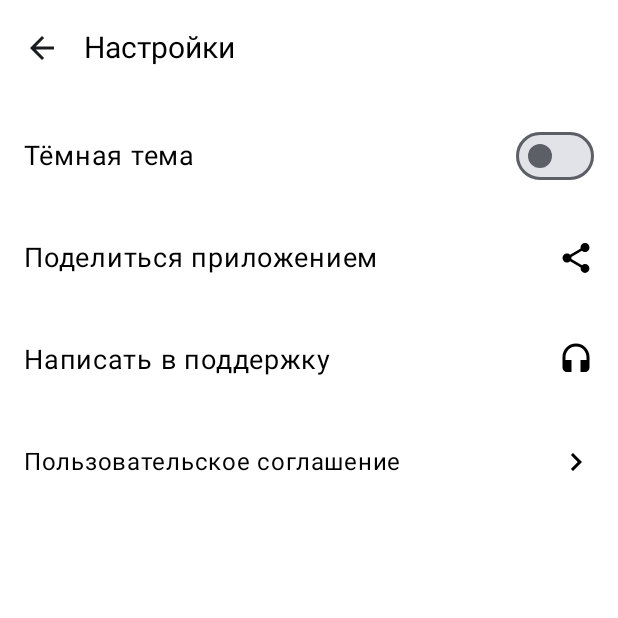
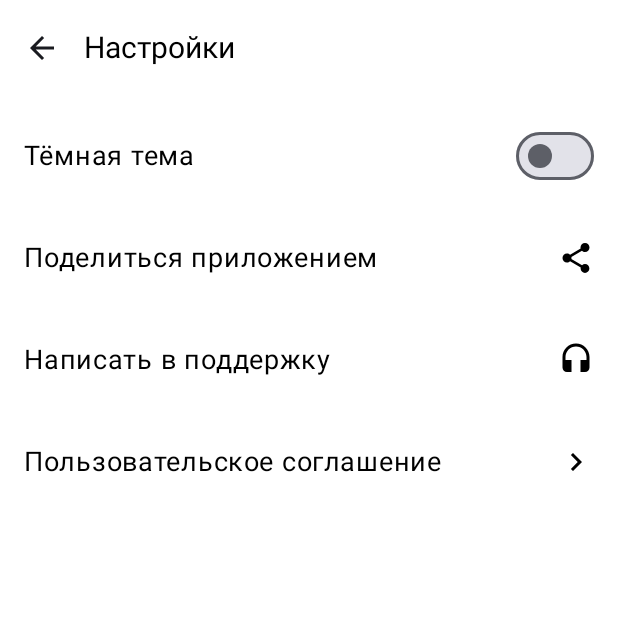
Before and after one commit to Brusilo/playlist-maker-android, an Android app built with Jetpack Compose: the SettingsActivity screen opened directly, with no data from a screen before it, on a phone screen of 412 x 824 dp, the top half of it. Run offline under Robolectric (Android 15) with nearby library versions, the phone set to English and light mode, and no system bars.

Commit message:
спринт 3

```diff
--- a/app/src/main/java/com/example/playlist_maker_android_brusilodiana/SettingsActivity.kt
+++ b/app/src/main/java/com/example/playlist_maker_android_brusilodiana/SettingsActivity.kt
@@ -117,7 +117,7 @@ fun SettingsScreen(onBackClick: () -> Unit) {
                     horizontalArrangement = Arrangement.SpaceBetween,
                     verticalAlignment = Alignment.CenterVertically
                 ) {
-                    Text(stringResource(R.string.user_agreement), fontSize = 16.sp)
+                    Text(stringResource(R.string.user_agreement), fontSize = 18.sp)
                     Icon(Icons.Filled.ChevronRight, contentDescription = null)
                 }
             }
```
